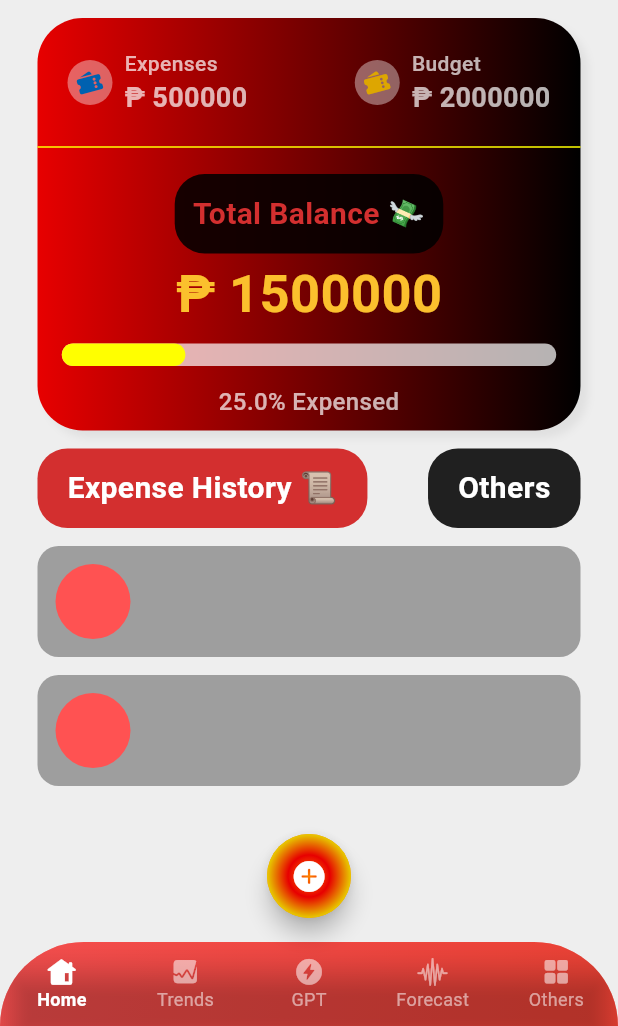
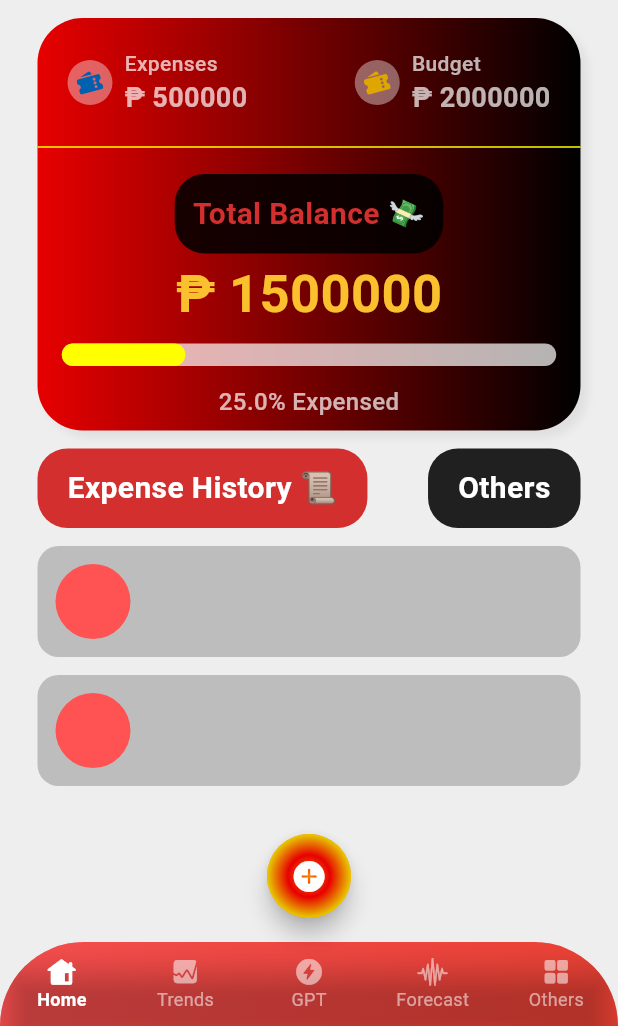
Before and after one commit to donyelqt/pera-pinoy, a Flutter app: the screen it shows after launch, on a phone screen of 412 x 824 dp, the part 210-1236 px from its top. Run offline on Flutter 3.47's test engine with Material 3 defaults, Android fonts, the phone set to English and light mode, and no system bars.

Commit message:
"Changed background color of container from grey[500] to grey[400]"

```diff
--- a/lib/screens/home/views/main_screen.dart
+++ b/lib/screens/home/views/main_screen.dart
@@ -319,7 +319,7 @@ class MainScreen extends StatelessWidget {
                     padding: const EdgeInsets.only(bottom: 12.0),
                     child: Container(
                       decoration: BoxDecoration(
-                        color: Colors.grey[500],
+                        color: Colors.grey[400],
                         borderRadius: BorderRadius.circular(14)
                       ),
                       child: Padding(
```
